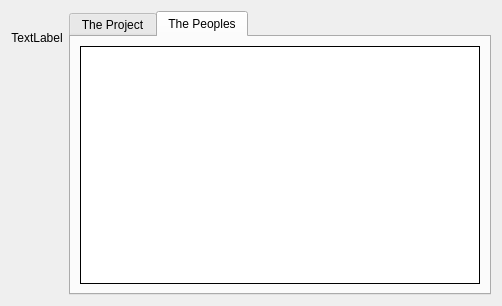
First picture: the form in src/about.ui, repository fontmatrix/fontmatrix, before the edit.
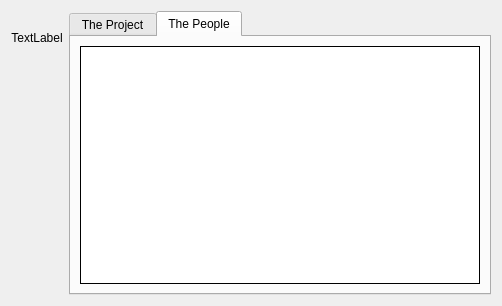
Second picture: the form after the edit. The open tabs and pages were chosen to show the change. Icons and pictures are not drawn.

Commit message: typo fixed, tweaking of main window and css for Font Informations rework

The edit to the form file:
```diff
--- a/src/about.ui
+++ b/src/about.ui
@@ -98,7 +98,7 @@
      </widget>
      <widget class="QWidget" name="tab_2" >
       <attribute name="title" >
-       <string>The Peoples</string>
+       <string>The People</string>
       </attribute>
       <layout class="QGridLayout" >
        <item row="0" column="0" >
```
Left out of the diff: 2 changed lines with no effect on the pictures. The commit also changes 2 other files.
